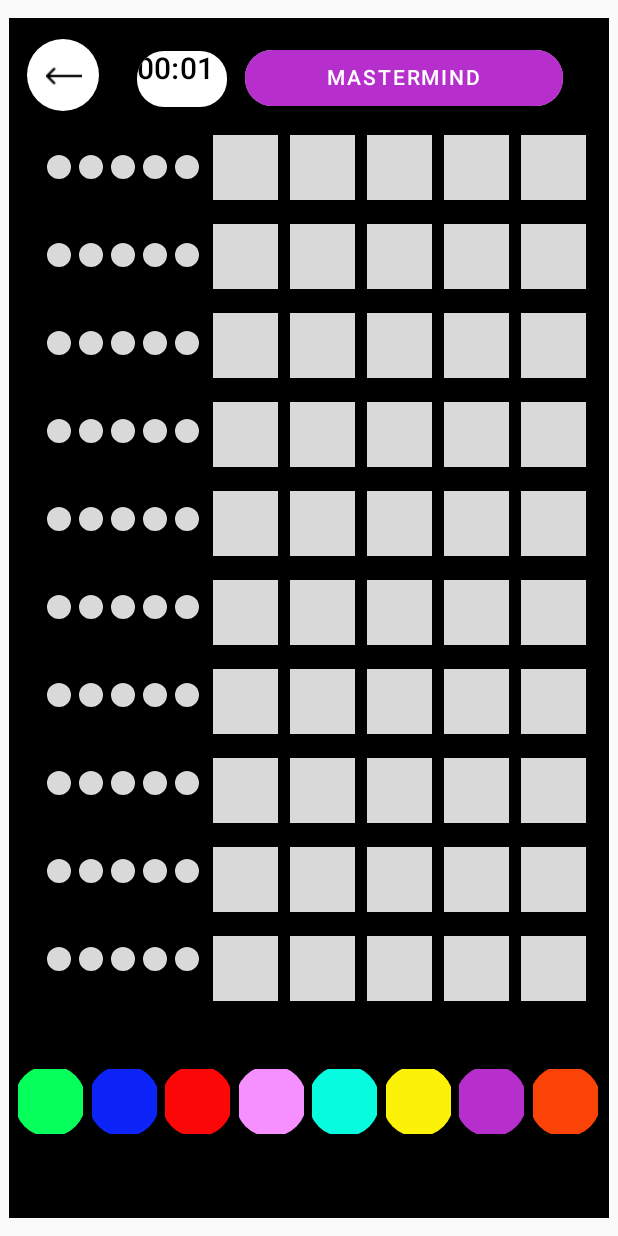
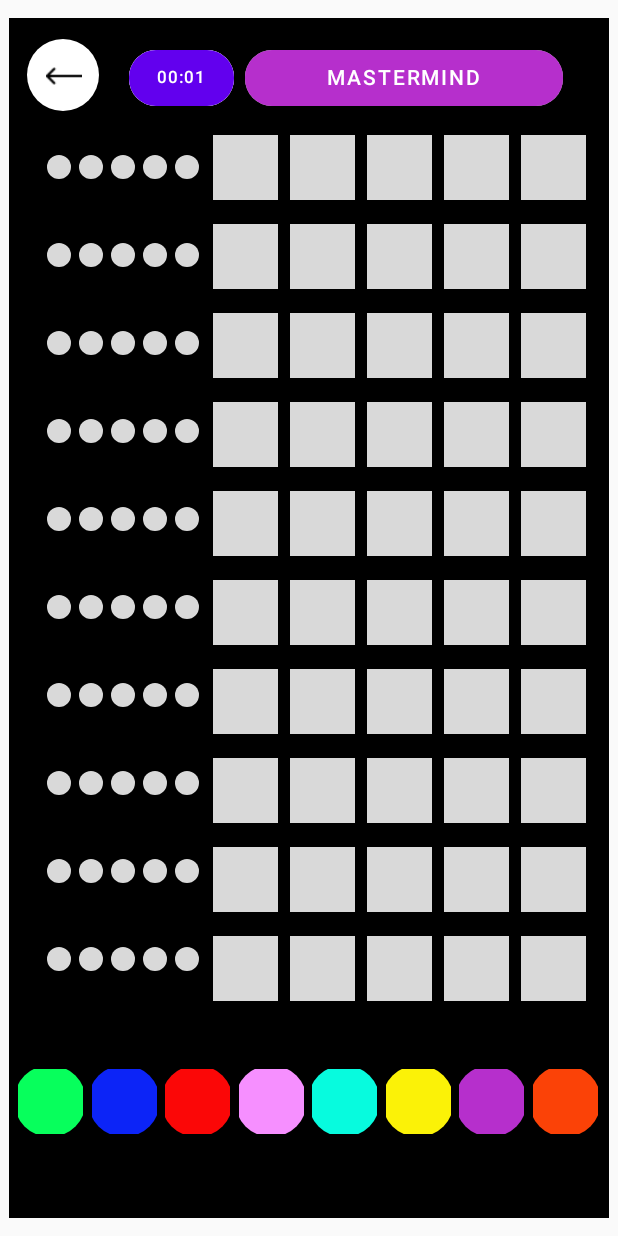
Before and after one commit to FrancescoMin/Mastermind-MP, an Android app built with Jetpack Compose: the GameActivity screen opened directly, with no data from a screen before it, on a phone screen of 412 x 824 dp. Run offline under Robolectric (Android 15) with nearby library versions, the phone set to English and light mode, and no system bars.

```diff
--- a/app/src/main/java/mp/project/mastermind/ui/theme/AndroidLarge2.kt
+++ b/app/src/main/java/mp/project/mastermind/ui/theme/AndroidLarge2.kt
@@ -21,7 +21,6 @@ import androidx.compose.foundation.shape.RoundedCornerShape
 import androidx.compose.material.Button
 import androidx.compose.material.ButtonDefaults
 import androidx.compose.material.IconButton
-import androidx.compose.material.MaterialTheme
 import androidx.compose.material.Text
 import androidx.compose.runtime.Composable
 import androidx.compose.runtime.LaunchedEffect
@@ -40,6 +39,7 @@ import androidx.compose.ui.platform.LocalContext
 import androidx.compose.ui.res.painterResource
 import androidx.compose.ui.tooling.preview.Preview
 import androidx.compose.ui.unit.dp
+import androidx.compose.ui.unit.sp
 import kotlinx.coroutines.delay
 import mp.project.mastermind.MainActivity
 import mp.project.mastermind.R
@@ -76,8 +76,10 @@ class AndroidLarge2{
     @Composable
     fun TimerScreen() {
         var timerState = remember {mutableStateOf("") }
+        var isPaused = remember { mutableStateOf(false) }
 
-        LaunchedEffect(Unit) {
+        LaunchedEffect(isPaused.value) {
+            if (!isPaused.value) {
                 var minutes = 0
                 var seconds = 0
 
@@ -93,23 +95,29 @@ class AndroidLarge2{
 
                 }
             }
+        }
 
         Column(
             modifier = Modifier
-                    .requiredWidth(width = 60.dp)
+                .requiredWidth(width = 70.dp)
                 .requiredHeight(height = 37.dp)
-                    .offset(x=85.dp, y=22.dp)
+                .offset(x=80.dp, y=21.dp)
                 .clip(shape = RoundedCornerShape(18.dp))
                 .background(color = Color.White)
-
-            ) { //todo timer non centrato
+        )
+        { //todo quando riclicco il timer si rinizializza
+            Button(onClick = { isPaused.value = !isPaused.value },
+                modifier = Modifier
+                    .fillMaxSize()
+                    .background(color=Color.White)
+            )
+            {
                 Text(
-                    text = "${timerState.value}",
-                    style = MaterialTheme.typography.h6,
-
+                    text = timerState.value,
+                    fontSize = 11.sp
                 )
             }
-
+        }
     }
 
 
```
Also changed, not shown: app/src/main/java/mp/project/mastermind/ui/theme/AndroidLarge5.kt (+18 -10 lines). Lines whose indentation alone changed are shown as unchanged.
